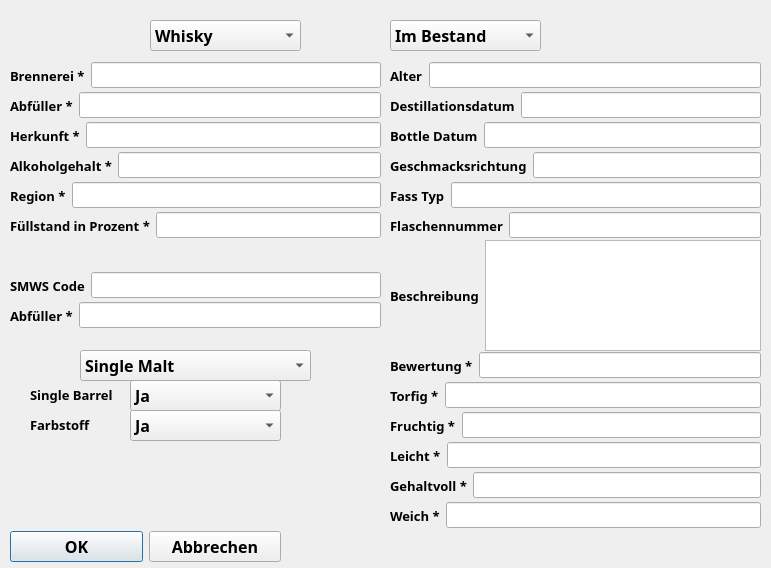
Old version of the form newliquordialog.ui in the repository WarhawkPrime/W-R_Storage.
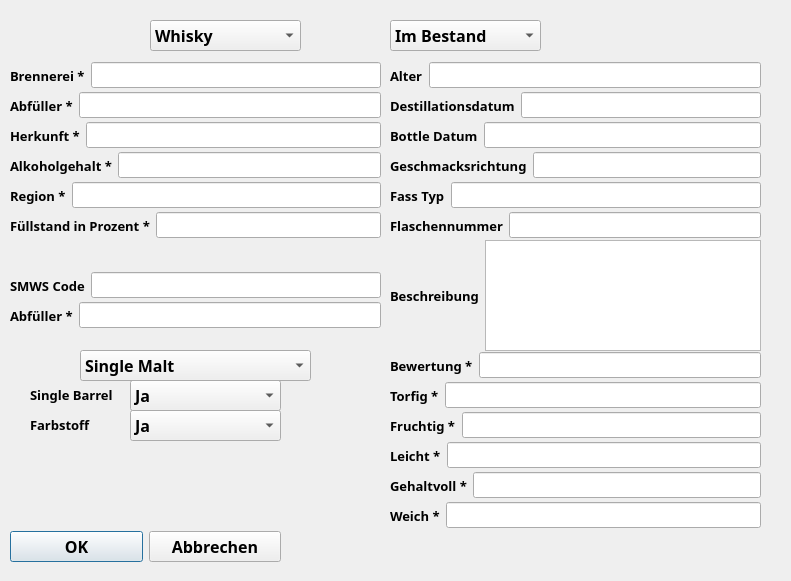
New version of the form.

Diff of the .ui file:
```diff
--- a/newliquordialog.ui
+++ b/newliquordialog.ui
@@ -6,8 +6,8 @@
    <rect>
     <x>0</x>
     <y>0</y>
-    <width>771</width>
-    <height>568</height>
+    <width>791</width>
+    <height>581</height>
    </rect>
   </property>
   <property name="windowTitle">
```
